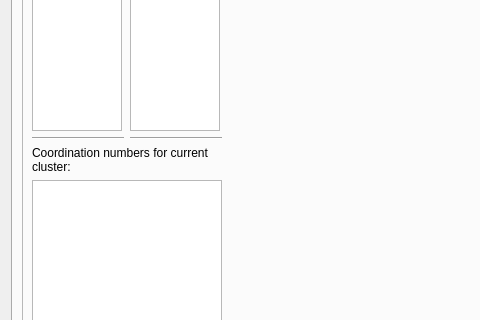
Old version of the form src/modules/clustering/gui/clusteringWidget.ui in the repository disorderedmaterials/dissolve; both pictures show x 0 to 480 and y 265 to 585 of the 1141 by 697 pixel window.
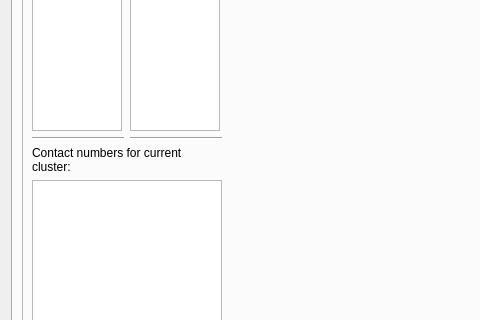
New version of the form. The open tabs and pages were chosen to show the change. Custom widgets are drawn as their Qt base class.

What changed in the file:
```diff
--- a/src/modules/clustering/gui/clusteringWidget.ui
+++ b/src/modules/clustering/gui/clusteringWidget.ui
@@ -143,7 +143,7 @@
                </size>
               </property>
               <property name="text">
-               <string>Coordination numbers for current cluster:</string>
+               <string>Contact numbers for current cluster:</string>
               </property>
               <property name="wordWrap">
                <bool>true</bool>
```
Left out of the diff: 2 changed lines with no effect on the pictures.
